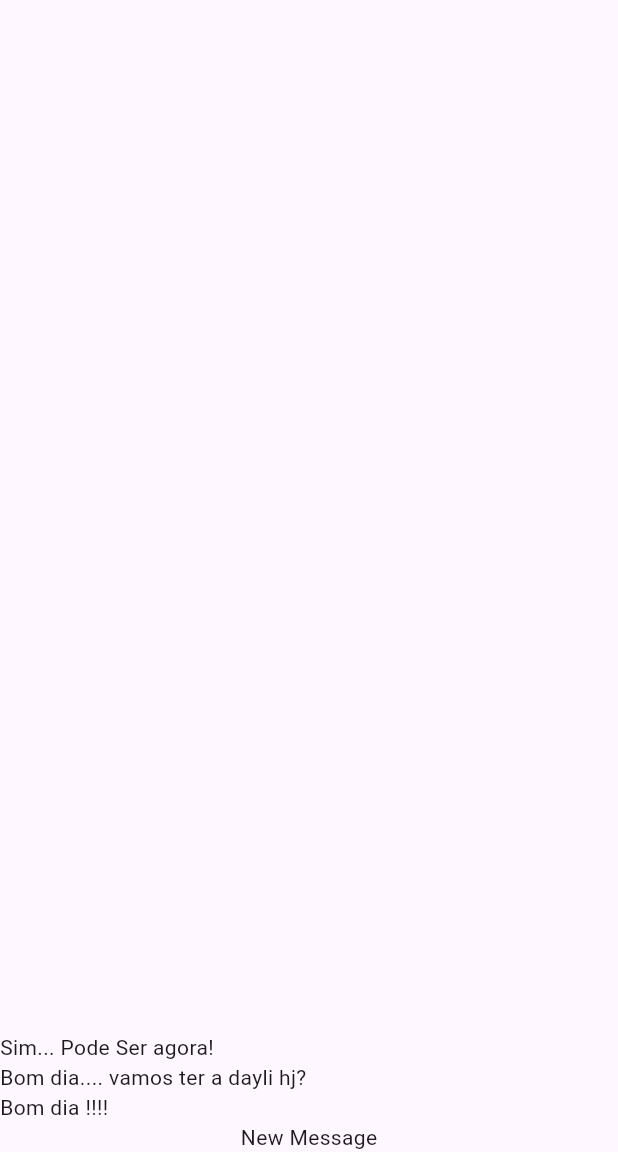
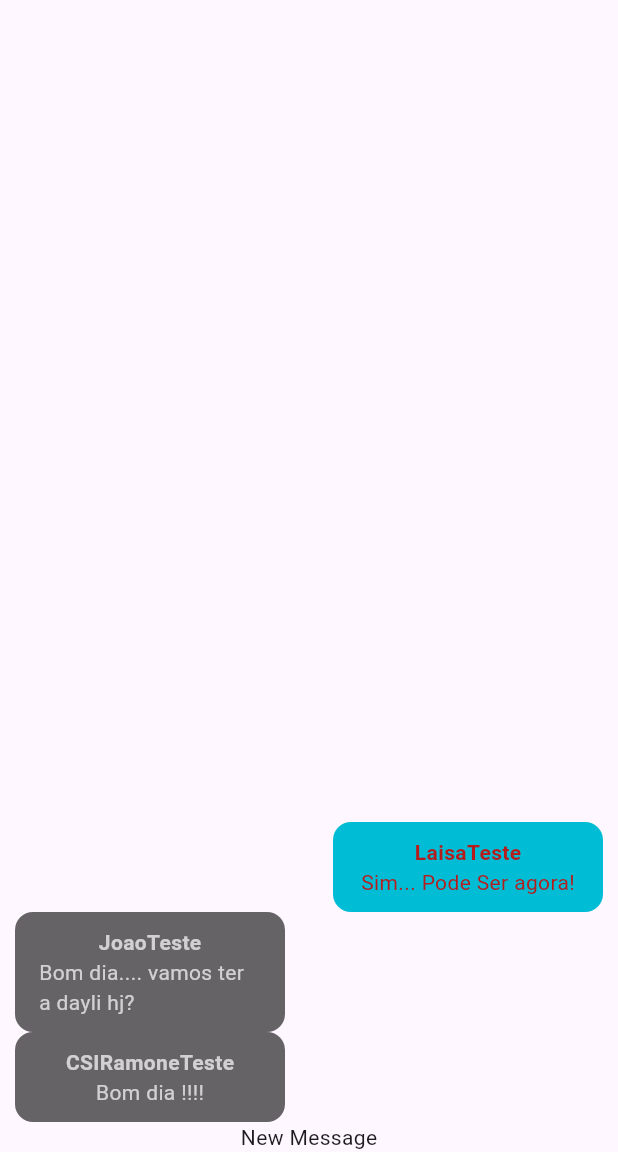
Before and after one commit to CSIRamone/chat, a Flutter app: the screen it shows after launch, on a phone screen of 412 x 824 dp, the part 84-1236 px from its top. Run offline on Flutter 3.47's test engine with Material 3 defaults, Android fonts, the phone set to English and light mode, and no system bars; our stand-ins replace image_picker; accounts and stored records are empty.

Commit message:
Componente Message Bubble#1

```diff
--- /dev/null
+++ b/chat/lib/components/message_bubble.dart
@@ -0,0 +1,60 @@
+import 'package:chat/core/models/chat_messages.dart';
+import 'package:flutter/material.dart';
+
+class MessageBubble extends StatelessWidget {
+  final ChatMessage message;
+  final bool belongToCurrentUser;
+  const MessageBubble({
+    super.key,
+    required this.message,
+    required this.belongToCurrentUser,
+  });
+
+  @override
+  Widget build(BuildContext context) {
+    return Row(
+      mainAxisAlignment:
+          belongToCurrentUser ? MainAxisAlignment.end : MainAxisAlignment.start,
+      children: [
+        SizedBox(
+          width: 10,
+          height: 10,
+        ),
+        Container(
+          decoration: BoxDecoration(
+            color:
+                belongToCurrentUser ? Colors.cyan : Theme.of(context).hintColor,
+            borderRadius: const BorderRadius.all(
+              Radius.circular(12),
+            ),
+          ),
+          width: 180,
+          padding: const EdgeInsets.symmetric(
+            vertical: 10,
+            horizontal: 16,
+          ),
+          child: Column(children: [
+            Text(
+              message.userName,
+              style: TextStyle(
+                color:
+                    belongToCurrentUser ? Colors.red.shade900 : Colors.white70,
+                fontWeight: FontWeight.bold,
+              ),
+            ),
+            Text(
+              message.text,
+              style: TextStyle(
+                color:
+                    belongToCurrentUser ? Colors.red.shade900 : Colors.white70,
+              ),
+            ),
+          ]),
+        ),
+        SizedBox(
+          width: 10,
+        )
+      ],
+    );
+  }
+}
--- a/chat/lib/components/messages.dart
+++ b/chat/lib/components/messages.dart
@@ -1,4 +1,6 @@
+import 'package:chat/components/message_bubble.dart';
 import 'package:chat/core/models/chat_messages.dart';
+import 'package:chat/core/services/auth/auth_service.dart';
 import 'package:chat/core/services/chat/chat_service.dart';
 import 'package:flutter/material.dart';
 
@@ -7,6 +9,7 @@ class Messages extends StatelessWidget {
 
   @override
   Widget build(BuildContext context) {
+    final currentUser = AuthService().currentUser;
     return StreamBuilder<List<ChatMessage>>(
       stream: ChatService().messagesStream(),
       builder: (context, snapshot) {
@@ -19,7 +22,11 @@ class Messages extends StatelessWidget {
           return ListView.builder(
             reverse: true,
             itemCount: msgs.length,
-            itemBuilder: (context, index) => Text(msgs[index].text),
+            itemBuilder: (context, index) => MessageBubble(
+              key: ValueKey(msgs[index].id),
+              message: msgs[index],
+              belongToCurrentUser: currentUser?.id == msgs[index].userId,
+            ),
           );
         }
       },
--- a/chat/lib/core/services/auth/auth_mock_service.dart
+++ b/chat/lib/core/services/auth/auth_mock_service.dart
@@ -8,9 +8,9 @@ import '../../models/chat_user.dart';
 
 class AuthMockService implements AuthService {
   static const _defaultUser = ChatUser(
-    id: '1',
-    name: 'Teste',
-    email: 'teste@csiramone.com.br',
+    id: '12345',
+    name: 'laisaTeste',
+    email: 'laisateste@csiramone.com.br',
     imageUrl: 'assets/image/user.png',
   );
 
--- a/chat/lib/core/services/chat/chat_mock_service.dart
+++ b/chat/lib/core/services/chat/chat_mock_service.dart
@@ -27,7 +27,7 @@ class ChatMockService implements ChatService {
       id: '3',
       text: 'Sim... Pode Ser agora!',
       createAt: DateTime.now(),
-      userId: '1234',
+      userId: '12345',
       userName: 'LaisaTeste',
       userImageURL: 'chat/assets/image/user.png',
     ),
```
